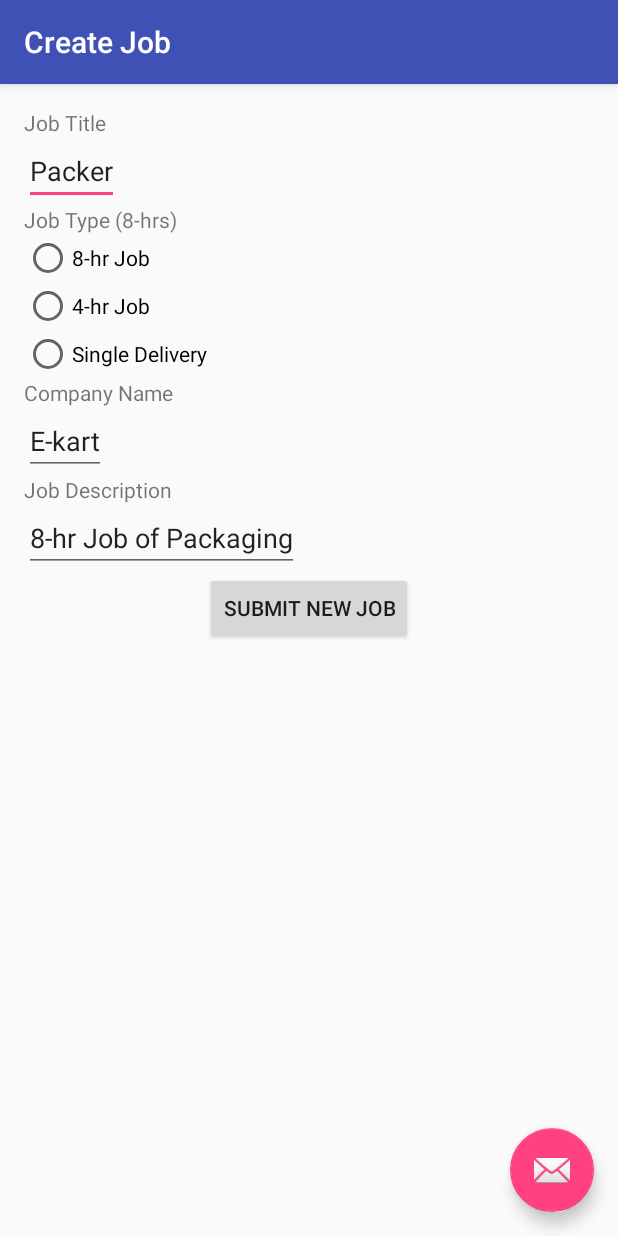
After one commit to sawangupta/job-mint, an Android app: the CreateJob screen opened directly, with no data from a screen before it, on a phone screen of 412 x 824 dp. The commit adds this screen. Run offline under Robolectric (Android 15) with nearby library versions, the phone set to English and light mode, and no system bars.

Commit message:
Adding Job Creation support

```diff
--- /dev/null
+++ b/app/src/main/java/ekart/job_mint/CreateJob.java
@@ -0,0 +1,39 @@
+package ekart.job_mint;
+
+import android.content.Intent;
+import android.os.Bundle;
+import android.support.design.widget.FloatingActionButton;
+import android.support.design.widget.Snackbar;
+import android.support.v7.app.AppCompatActivity;
+import android.support.v7.widget.Toolbar;
+import android.view.View;
+import android.widget.Button;
+
+public class CreateJob extends AppCompatActivity {
+
+    @Override
+    protected void onCreate(Bundle savedInstanceState) {
+        super.onCreate(savedInstanceState);
+        setContentView(R.layout.activity_create_job);
+        Toolbar toolbar = (Toolbar) findViewById(R.id.toolbar);
+        setSupportActionBar(toolbar);
+
+        FloatingActionButton fab = (FloatingActionButton) findViewById(R.id.fab);
+        fab.setOnClickListener(new View.OnClickListener() {
+            @Override
+            public void onClick(View view) {
+                Snackbar.make(view, "Replace with your own action", Snackbar.LENGTH_LONG)
+                        .setAction("Action", null).show();
+            }
+        });
+
+        Button postJobButton = (Button) findViewById(R.id.btn_submit_new_job);
+        postJobButton.setOnClickListener(new View.OnClickListener() {
+            @Override
+            public void onClick(View v) {
+                CreateJob.this.finish();
+            }
+        });
+    }
+
+}
--- /dev/null
+++ b/app/src/main/res/layout/activity_create_job.xml
@@ -0,0 +1,34 @@
+<?xml version="1.0" encoding="utf-8"?>
+<android.support.design.widget.CoordinatorLayout xmlns:android="http://schemas.android.com/apk/res/android"
+    xmlns:app="http://schemas.android.com/apk/res-auto"
+    xmlns:tools="http://schemas.android.com/tools"
+    android:layout_width="match_parent"
+    android:layout_height="match_parent"
+    android:fitsSystemWindows="true"
+    tools:context="ekart.job_mint.CreateJob">
+
+    <android.support.design.widget.AppBarLayout
+        android:layout_width="match_parent"
+        android:layout_height="wrap_content"
+        android:theme="@style/AppTheme.AppBarOverlay">
+
+        <android.support.v7.widget.Toolbar
+            android:id="@+id/toolbar"
+            android:layout_width="match_parent"
+            android:layout_height="?attr/actionBarSize"
+            android:background="?attr/colorPrimary"
+            app:popupTheme="@style/AppTheme.PopupOverlay" />
+
+    </android.support.design.widget.AppBarLayout>
+
+    <include layout="@layout/content_create_job" />
+
+    <android.support.design.widget.FloatingActionButton
+        android:id="@+id/fab"
+        android:layout_width="wrap_content"
+        android:layout_height="wrap_content"
+        android:layout_gravity="bottom|end"
+        android:layout_margin="@dimen/fab_margin"
+        android:src="@android:drawable/ic_dialog_email" />
+
+</android.support.design.widget.CoordinatorLayout>
--- /dev/null
+++ b/app/src/main/res/layout/content_create_job.xml
@@ -0,0 +1,68 @@
+<?xml version="1.0" encoding="utf-8"?>
+<LinearLayout xmlns:android="http://schemas.android.com/apk/res/android"
+    xmlns:app="http://schemas.android.com/apk/res-auto"
+    xmlns:tools="http://schemas.android.com/tools"
+    android:layout_width="match_parent"
+    android:layout_height="match_parent"
+    android:paddingBottom="@dimen/activity_vertical_margin"
+    android:paddingLeft="@dimen/activity_horizontal_margin"
+    android:paddingRight="@dimen/activity_horizontal_margin"
+    android:paddingTop="@dimen/activity_vertical_margin"
+    app:layout_behavior="@string/appbar_scrolling_view_behavior"
+    tools:context="ekart.job_mint.CreateJob"
+    tools:showIn="@layout/activity_create_job"
+    android:orientation="vertical">
+
+    <TextView android:id="@+id/title"
+        android:text="Job Title"
+        android:layout_width="wrap_content"
+        android:layout_height="wrap_content" />
+    <EditText
+        android:text="Packer"
+        android:id="@+id/job_title_text"
+        android:layout_width="wrap_content"
+        android:layout_height="wrap_content" />
+    <TextView android:id="@+id/type"
+        android:text="Job Type (8-hrs)"
+        android:layout_width="wrap_content"
+        android:layout_height="wrap_content" />
+    <RadioButton
+        android:text="8-hr Job"
+        android:id="@+id/eight_hr_radio"
+        android:layout_width="wrap_content"
+        android:layout_height="wrap_content" />
+    <RadioButton
+        android:text="4-hr Job"
+        android:id="@+id/four_hr_radio"
+        android:layout_width="wrap_content"
+        android:layout_height="wrap_content" />
+    <RadioButton
+        android:text="Single Delivery"
+        android:id="@+id/single_delivery_radio"
+        android:layout_width="wrap_content"
+        android:layout_height="wrap_content" />
+    <TextView android:id="@+id/company_name"
+        android:text="Company Name"
+        android:layout_width="wrap_content"
+        android:layout_height="wrap_content" />
+    <EditText
+        android:text="E-kart"
+        android:id="@+id/job_company_name_text"
+        android:layout_width="wrap_content"
+        android:layout_height="wrap_content" />
+    <TextView android:id="@+id/description"
+        android:text="Job Description"
+        android:layout_width="wrap_content"
+        android:layout_height="wrap_content" />
+    <EditText
+        android:text="8-hr Job of Packaging"
+        android:id="@+id/job_desc_text"
+        android:layout_width="wrap_content"
+        android:layout_height="wrap_content" />
+    <Button
+        android:id="@+id/btn_submit_new_job"
+        android:text="Submit New Job"
+        android:layout_gravity="center"
+        android:layout_width="wrap_content"
+        android:layout_height="wrap_content" />
+</LinearLayout>
--- a/app/src/main/res/values/strings.xml
+++ b/app/src/main/res/values/strings.xml
@@ -20,4 +20,6 @@
         completions."
     </string>
     <string name="mapboxtoken">pk.eyJ1IjoiYWFnYW05NCIsImEiOiJjaWwwdzY2OWQyOTl3dWFtMzllb3Zzd2syIn0.cxvxJFqmtl3fK6eAo3HOag</string>
+    <string name="title_activity_create_job">Create Job</string>
+    <string name="title_activity_job_creator">JobCreatorActivity</string>
 </resources>
```
Also changed, not shown: app/src/main/AndroidManifest.xml (+10 -4 lines), app/src/main/java/ekart/job_mint/JobCreatorActivity.java (added, +41 -0 lines), app/src/main/java/ekart/job_mint/LoginActivity.java (+6 -1 lines), app/src/main/res/layout/activity_job_creator.xml (added, +34 -0 lines), app/src/main/res/layout/content_job_creator.xml (added, +21 -0 lines).
